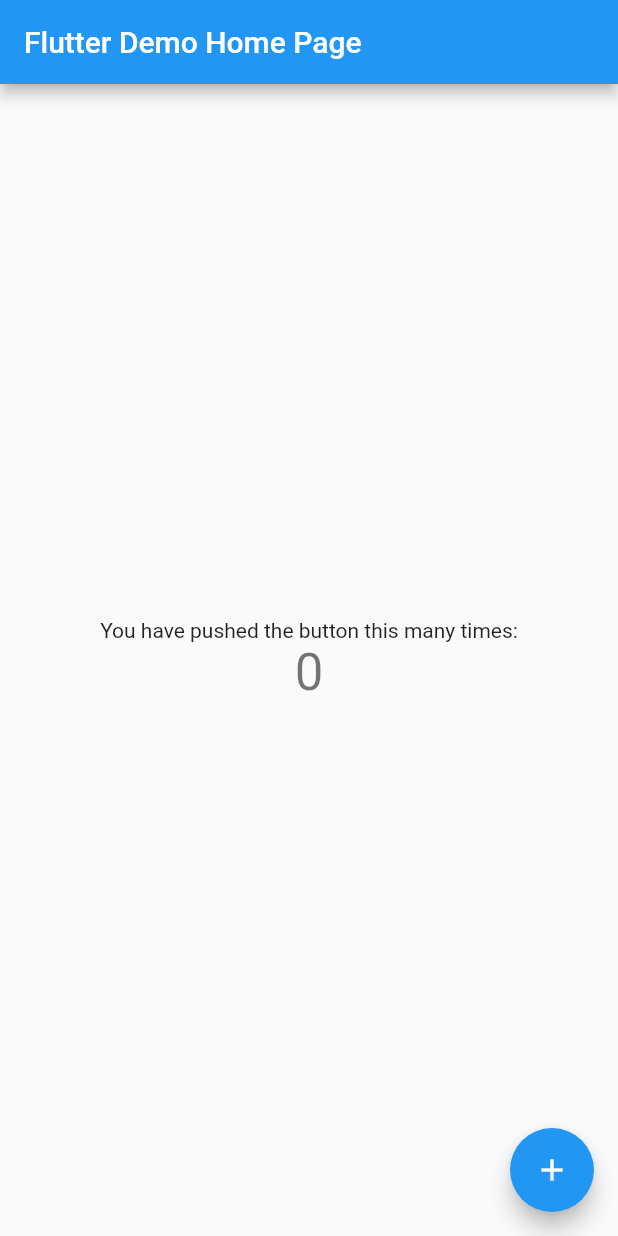
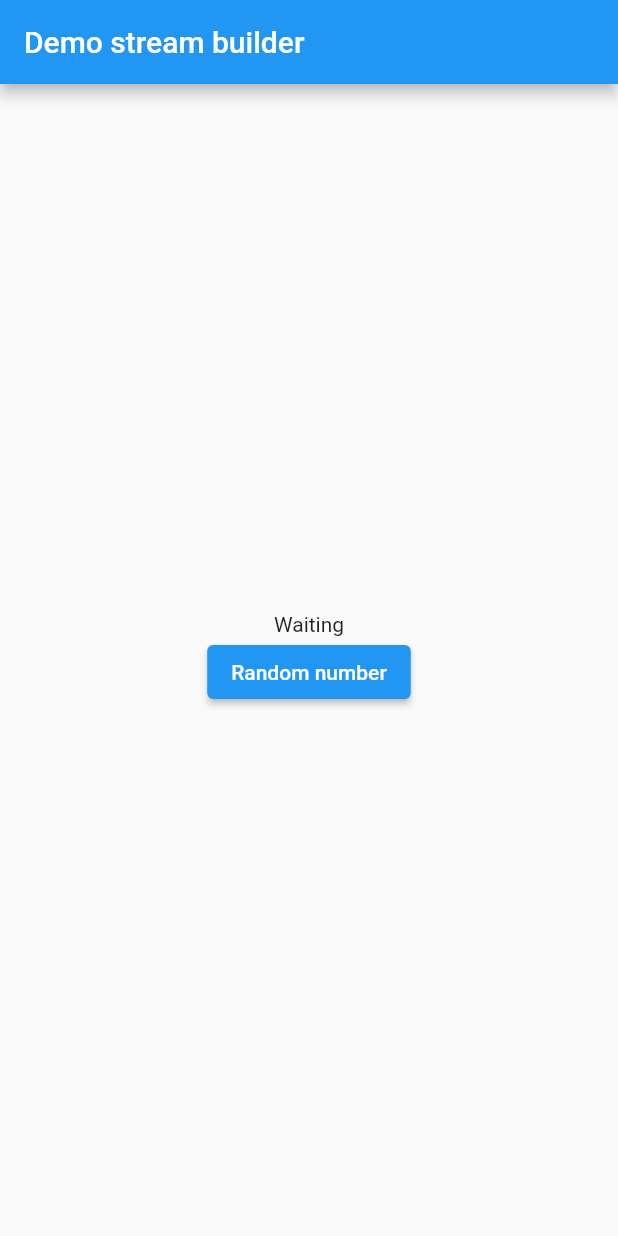
Before and after one commit to phamtanphat/flutter_stream_29092023, a Flutter app: the screen it shows after launch, on a phone screen of 412 x 824 dp. Run offline on Flutter 3.47's test engine with Material 2 defaults, Android fonts, the phone set to English and light mode, and no system bars.

Commit message:
streambuilder

```diff
--- a/lib/demo_stream.dart
+++ b/lib/demo_stream.dart
@@ -1,21 +1,61 @@
 import 'dart:async';
+import 'dart:math';
 
 import 'package:flutter/material.dart';
 
-// class DemoStream extends StatefulWidget {
-//
-//   @override
-//   State<DemoStream> createState() => _DemoStreamState();
-// }
-//
-// class _DemoStreamState extends State<DemoStream> {
-//   @override
-//   Widget build(BuildContext context) {
-//     return const Placeholder();
-//   }
-// }
+class DemoStream extends StatefulWidget {
 
-void main() {
+  @override
+  State<DemoStream> createState() => _DemoStreamState();
+}
+
+class _DemoStreamState extends State<DemoStream> {
+
+  StreamController<int> streamController = StreamController();
+
+  @override
+  Widget build(BuildContext context) {
+    return Container(
+      constraints: BoxConstraints.expand(),
+      child: Column(
+        mainAxisAlignment: MainAxisAlignment.center,
+        crossAxisAlignment: CrossAxisAlignment.center,
+        children: [
+          StreamBuilder(
+              initialData: null,
+              stream: streamController.stream,
+              builder: (context, snapshot) {
+                if (snapshot.hasError) {
+                  return Text(snapshot.error.toString());
+                }
+
+                switch(snapshot.connectionState) {
+                  case ConnectionState.none: {
+                    return Text("Empty value");
+                  }
+                  case ConnectionState.waiting: {
+                    return Text("Waiting");
+                  }
+                  case ConnectionState.done: {
+                    return Text("Done");
+                  }
+                  case ConnectionState.active:
+                    return Text("Value : ${snapshot.data}");
+                }
+
+                return Text("");
+              }
+          ),
+          ElevatedButton(onPressed: () {
+              streamController.sink.add(Random().nextInt(100));
+          }, child: Text("Random number"))
+        ],
+      ),
+    );
+  }
+}
+
+// void main() {
 // 1: Khoi tao bang Future
 // final Future<String> futureString = Future.delayed(
 //     Duration(seconds: 1), () => "Hello");
@@ -35,24 +75,24 @@
 // streamNumber.listen((event) {
 //   print(event);
 // });
-
-  // 4: StreamController
-
-  StreamController<int> streamControllerNumber = StreamController();
-
-  streamControllerNumber.stream.listen((event) {
-    print(event);
-  });
-
-  Future.delayed(Duration(seconds: 1), () {
-    streamControllerNumber.sink.add(10);
-  });
-
-  Future.delayed(Duration(seconds: 2), () {
-    streamControllerNumber.sink.add(20);
-  });
-
-  Future.delayed(Duration(seconds: 3), () {
-    streamControllerNumber.sink.add(30);
-  });
-}
+//
+//   // 4: StreamController
+//
+//   StreamController<int> streamControllerNumber = StreamController();
+//
+//   streamControllerNumber.stream.listen((event) {
+//     print(event);
+//   });
+//
+//   Future.delayed(Duration(seconds: 1), () {
+//     streamControllerNumber.sink.add(10);
+//   });
+//
+//   Future.delayed(Duration(seconds: 2), () {
+//     streamControllerNumber.sink.add(20);
+//   });
+//
+//   Future.delayed(Duration(seconds: 3), () {
+//     streamControllerNumber.sink.add(30);
+//   });
+// }
--- a/lib/main.dart
+++ b/lib/main.dart
@@ -1,4 +1,5 @@
 import 'package:flutter/material.dart';
+import 'package:flutter_stream_29092023/demo_stream.dart';
 
 void main() {
   runApp(const MyApp());
@@ -13,103 +14,14 @@
     return MaterialApp(
       title: 'Flutter Demo',
       theme: ThemeData(
-        // This is the theme of your application.
-        //
-        // Try running your application with "flutter run". You'll see the
-        // application has a blue toolbar. Then, without quitting the app, try
-        // changing the primarySwatch below to Colors.green and then invoke
-        // "hot reload" (press "r" in the console where you ran "flutter run",
-        // or simply save your changes to "hot reload" in a Flutter IDE).
-        // Notice that the counter didn't reset back to zero; the application
-        // is not restarted.
         primarySwatch: Colors.blue,
       ),
-      home: const MyHomePage(title: 'Flutter Demo Home Page'),
+      home: Scaffold(
+        appBar: AppBar(
+          title: Text("Demo stream builder"),
+        ),
+        body: DemoStream(),
+      )
     );
   }
 }
-
-class MyHomePage extends StatefulWidget {
-  const MyHomePage({super.key, required this.title});
-
-  // This widget is the home page of your application. It is stateful, meaning
-  // that it has a State object (defined below) that contains fields that affect
-  // how it looks.
-
-  // This class is the configuration for the state. It holds the values (in this
-  // case the title) provided by the parent (in this case the App widget) and
-  // used by the build method of the State. Fields in a Widget subclass are
-  // always marked "final".
-
-  final String title;
-
-  @override
-  State<MyHomePage> createState() => _MyHomePageState();
-}
-
-class _MyHomePageState extends State<MyHomePage> {
-  int _counter = 0;
-
-  void _incrementCounter() {
-    setState(() {
-      // This call to setState tells the Flutter framework that something has
-      // changed in this State, which causes it to rerun the build method below
-      // so that the display can reflect the updated values. If we changed
-      // _counter without calling setState(), then the build method would not be
-      // called again, and so nothing would appear to happen.
-      _counter++;
-    });
-  }
-
-  @override
-  Widget build(BuildContext context) {
-    // This method is rerun every time setState is called, for instance as done
-    // by the _incrementCounter method above.
-    //
-    // The Flutter framework has been optimized to make rerunning build methods
-    // fast, so that you can just rebuild anything that needs updating rather
-    // than having to individually change instances of widgets.
-    return Scaffold(
-      appBar: AppBar(
-        // Here we take the value from the MyHomePage object that was created by
-        // the App.build method, and use it to set our appbar title.
-        title: Text(widget.title),
-      ),
-      body: Center(
-        // Center is a layout widget. It takes a single child and positions it
-        // in the middle of the parent.
-        child: Column(
-          // Column is also a layout widget. It takes a list of children and
-          // arranges them vertically. By default, it sizes itself to fit its
-          // children horizontally, and tries to be as tall as its parent.
-          //
-          // Invoke "debug painting" (press "p" in the console, choose the
-          // "Toggle Debug Paint" action from the Flutter Inspector in Android
-          // Studio, or the "Toggle Debug Paint" command in Visual Studio Code)
-          // to see the wireframe for each widget.
-          //
-          // Column has various properties to control how it sizes itself and
-          // how it positions its children. Here we use mainAxisAlignment to
-          // center the children vertically; the main axis here is the vertical
-          // axis because Columns are vertical (the cross axis would be
-          // horizontal).
-          mainAxisAlignment: MainAxisAlignment.center,
-          children: <Widget>[
-            const Text(
-              'You have pushed the button this many times:',
-            ),
-            Text(
-              '$_counter',
-              style: Theme.of(context).textTheme.headline4,
-            ),
-          ],
-        ),
-      ),
-      floatingActionButton: FloatingActionButton(
-        onPressed: _incrementCounter,
-        tooltip: 'Increment',
-        child: const Icon(Icons.add),
-      ), // This trailing comma makes auto-formatting nicer for build methods.
-    );
-  }
-}
```
Lines whose indentation alone changed are shown as unchanged.
